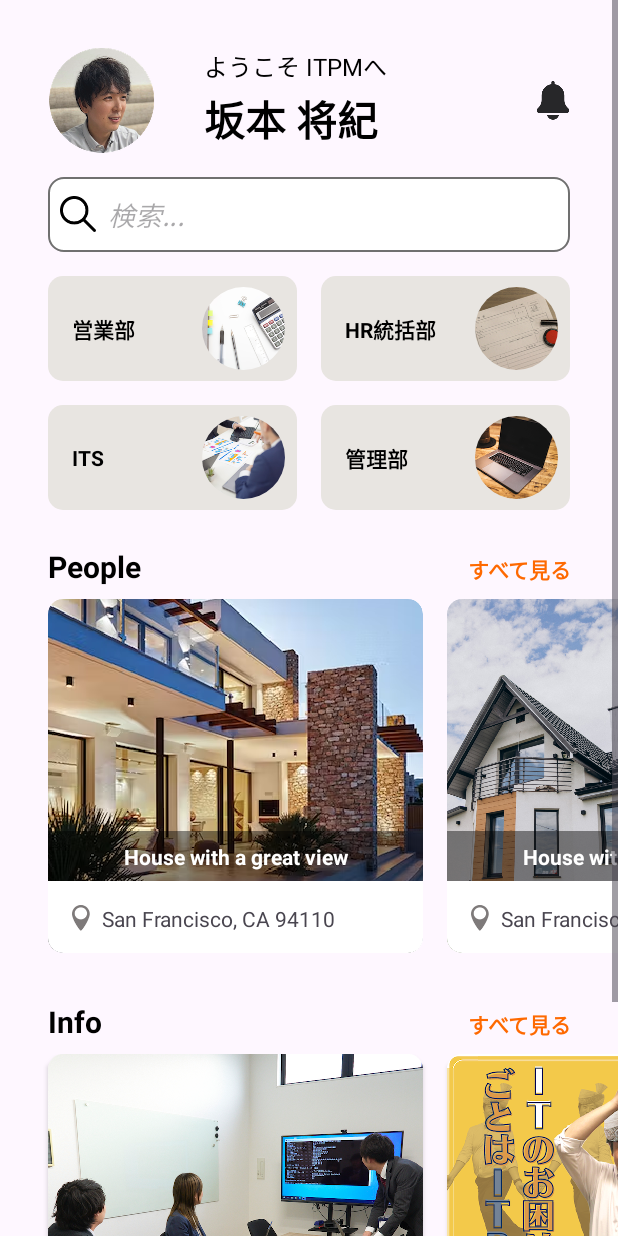
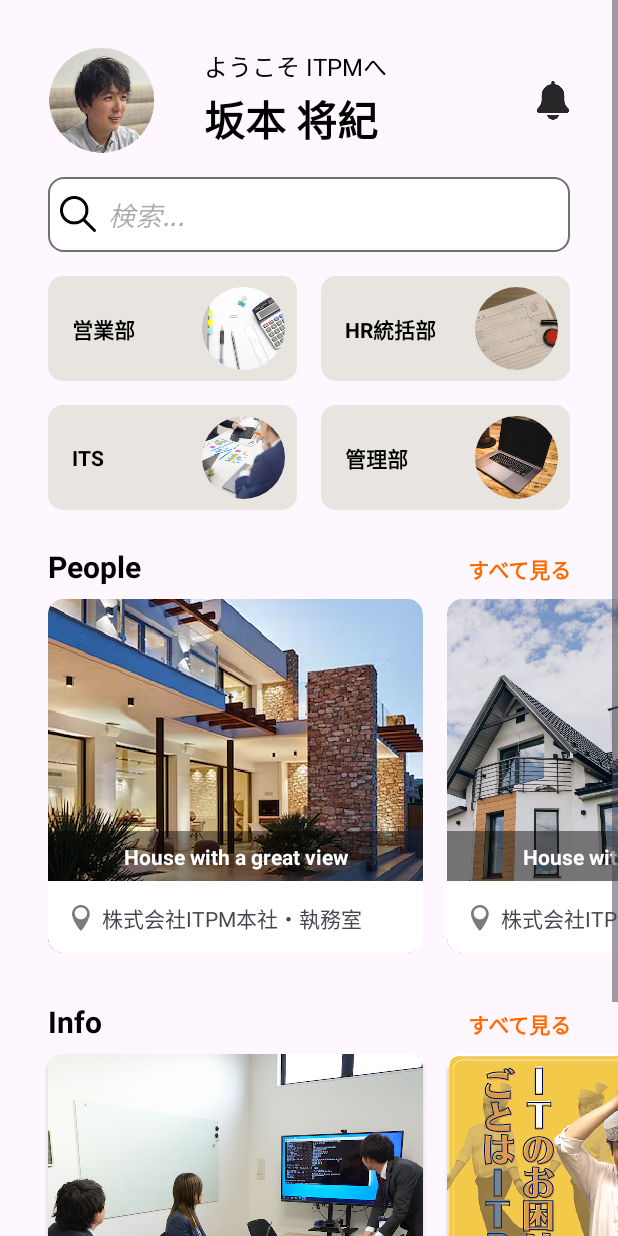
Before and after one commit to MasakiSakamotoNeo/ITPM-IntroductionApp, an Android app: the MainActivity screen opened directly, with no data from a screen before it, on a phone screen of 412 x 824 dp. Run offline under Robolectric (Android 15) with nearby library versions, the phone set to English and light mode, and no system bars; plain views replace RoundedImageView.

Commit message:
管理部画像の追加。

```diff
--- a/app/src/main/java/com/example/itpmintroductionapp/activites/MainActivity.java
+++ b/app/src/main/java/com/example/itpmintroductionapp/activites/MainActivity.java
@@ -36,7 +36,7 @@ public class MainActivity extends AppCompatActivity {
         ArrayList<ItemsDomain> PeopleItemsArrayList = new ArrayList<>();
         PeopleItemsArrayList.add(new ItemsDomain(
                 "House with a great view",
-                "San Francisco, CA 94110",
+                "株式会社ITPM本社・執務室",
                 "This 2 bed /1 bath home boasts an enormouse,\n" +
                 "open-living plan, accented by striking \n" +
                 "architecTural features and high-end finishes.\n" +
@@ -47,7 +47,7 @@ public class MainActivity extends AppCompatActivity {
         ));
         PeopleItemsArrayList.add(new ItemsDomain(
                 "House with a great view",
-                "San Francisco, CA 94110",
+                "株式会社ITPM本社・執務室",
                 "This 2 bed /1 bath home boasts an enormouse,\n" +
                 "open-living plan, accented by striking \n" +
                 "architecTural features and high-end finishes.\n" +
@@ -58,7 +58,7 @@ public class MainActivity extends AppCompatActivity {
         ));
         PeopleItemsArrayList.add(new ItemsDomain(
                 "House with a great view",
-                "San Francisco, CA 94110",
+                "株式会社ITPM本社・執務室",
                 "This 2 bed /1 bath home boasts an enormouse,\n" +
                 "open-living plan, accented by striking \n" +
                 "architecTural features and high-end finishes.\n" +
@@ -66,6 +66,12 @@ public class MainActivity extends AppCompatActivity {
                 "embrace the outdoors, crowned by stunnin\n" +
                 " coffersd ceilings. ",
                 "pic1"
+        ));
+        PeopleItemsArrayList.add(new ItemsDomain(
+                "管理部の人々",
+                "株式会社ITPM本社・執務室",
+                "",
+                "pic_people4"
         ));
 
         // Info表示用データ作成
```
Also changed, not shown: app/src/main/res/drawable-hdpi/pic_people4.png (added), app/src/main/res/drawable-ldpi/pic_people4.png (added), app/src/main/res/drawable-mdpi/pic_people4.png (added), app/src/main/res/drawable-xhdpi/pic_people4.png (added), app/src/main/res/drawable-xxhdpi/pic_people4.png (added), app/src/main/res/drawable-xxxhdpi/pic_people4.png (added).
